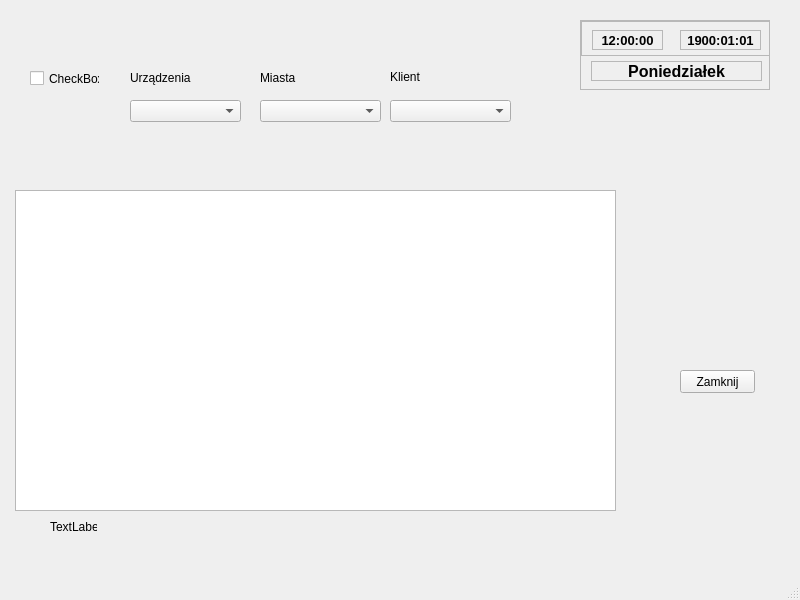
Above: DataBase/magazyn.ui from Astropl/OptiBase before the change. Below: the same form after it.
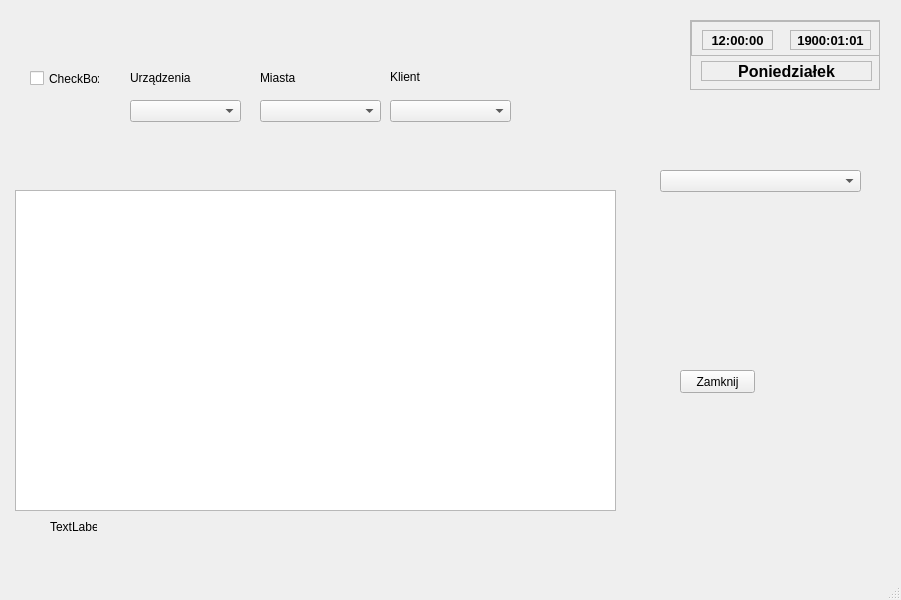
That is the form after the change.

```diff
--- a/DataBase/magazyn.ui
+++ b/DataBase/magazyn.ui
@@ -6,7 +6,7 @@
    <rect>
     <x>0</x>
     <y>0</y>
-    <width>800</width>
+    <width>901</width>
     <height>600</height>
    </rect>
   </property>
@@ -40,7 +40,7 @@
    <widget class="QScrollArea" name="scrollArea">
     <property name="geometry">
      <rect>
-      <x>580</x>
+      <x>690</x>
       <y>20</y>
       <width>190</width>
       <height>70</height>
@@ -143,7 +143,7 @@
    <widget class="QLabel" name="labelDaty">
     <property name="geometry">
      <rect>
-      <x>680</x>
+      <x>790</x>
       <y>30</y>
       <width>81</width>
       <height>20</height>
@@ -261,6 +261,16 @@
      <string>TextLabel</string>
     </property>
    </widget>
+   <widget class="QComboBox" name="comboBox_4">
+    <property name="geometry">
+     <rect>
+      <x>660</x>
+      <y>170</y>
+      <width>201</width>
+      <height>22</height>
+     </rect>
+    </property>
+   </widget>
   </widget>
   <widget class="QMenuBar" name="menubar">
    <property name="geometry">
```
Left out of the diff: 2 changed lines with no effect on the pictures.
